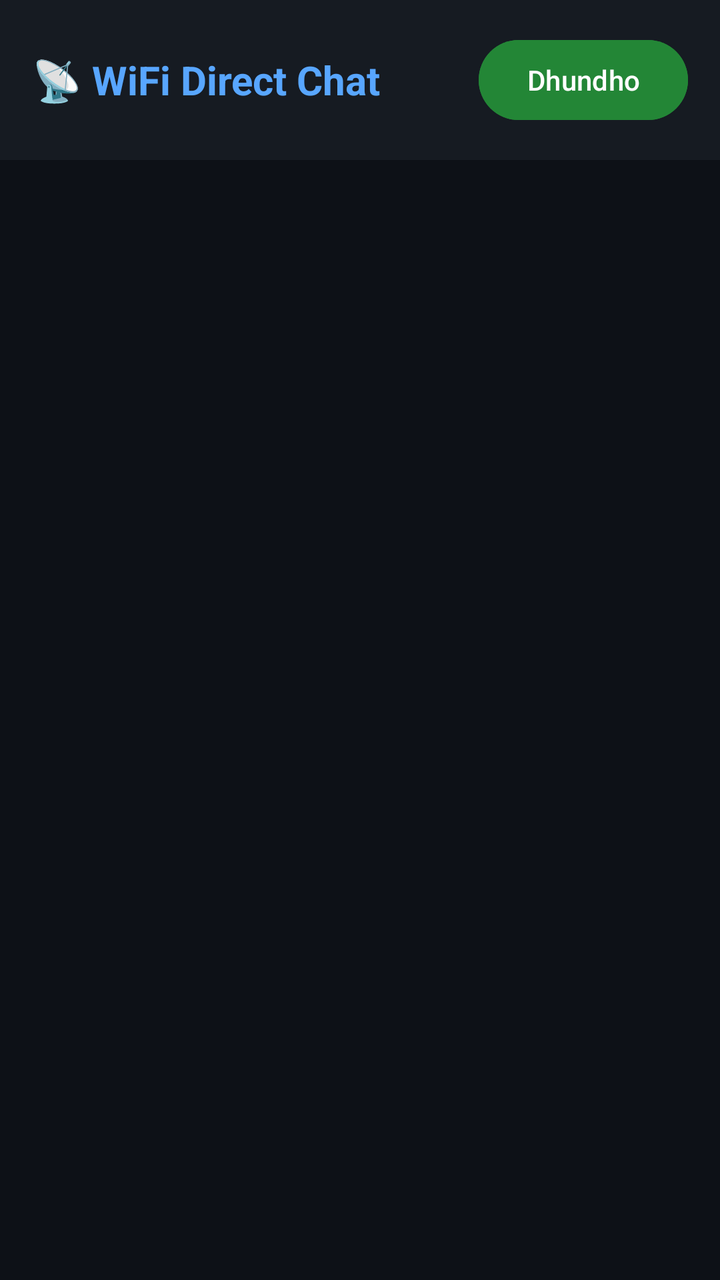
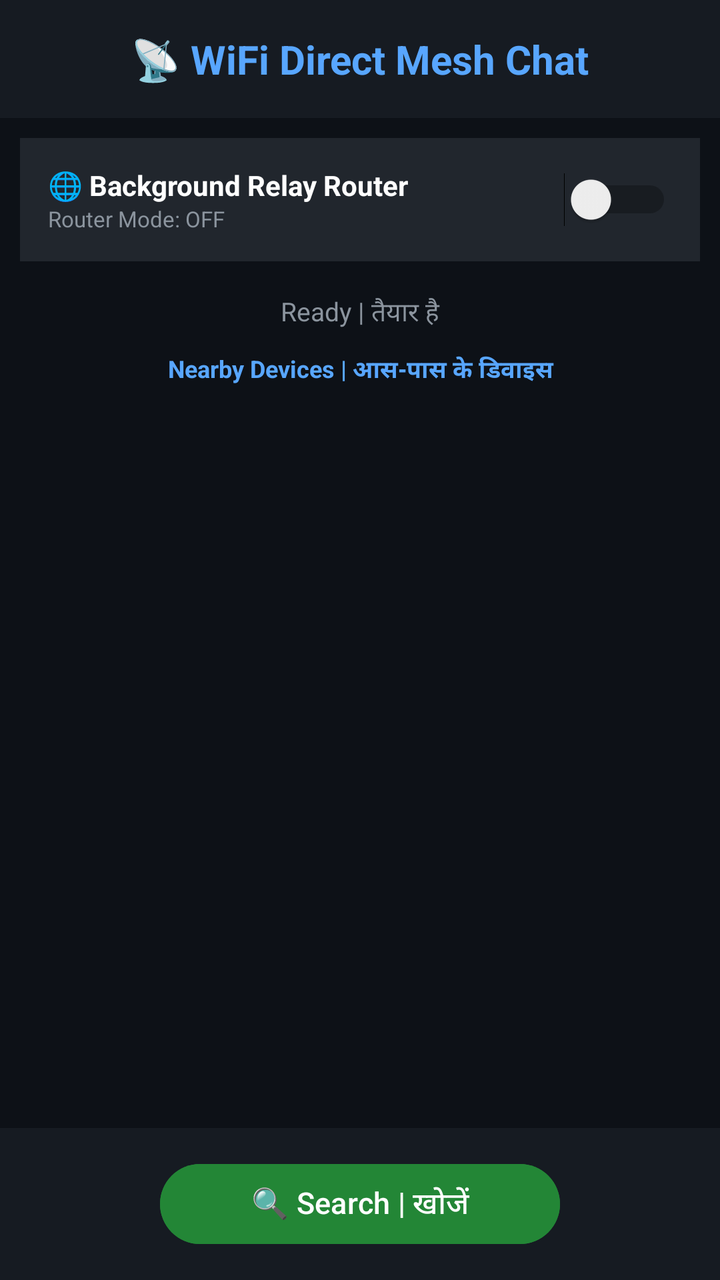

Screens rendered from an Android XML layout before and after an edit, with the pre-edit source and the edit as a unified diff.
<!-- AndroidManifest.xml: application theme Theme.WiFiDirectChat -->
<!-- res/layout/activity_main.xml -->
<?xml version="1.0" encoding="utf-8"?>
<LinearLayout xmlns:android="http://schemas.android.com/apk/res/android"
    android:layout_width="match_parent"
    android:layout_height="match_parent"
    android:background="#0D1117"
    android:orientation="horizontal">

    <LinearLayout
        android:layout_width="match_parent"
        android:layout_height="wrap_content"
        android:background="#161B22"
        android:gravity="center_vertical"
        android:orientation="horizontal"
        android:padding="16dp">

        <TextView
            android:layout_width="0dp"
            android:layout_height="wrap_content"
            android:layout_weight="1"
            android:text="📡 WiFi Direct Chat"
            android:textColor="#58A6FF"
            android:textSize="20sp"
            android:textStyle="bold" />

        <Button
            android:id="@+id/btn_discover"
            android:layout_width="wrap_content"
            android:layout_height="wrap_content"
            android:backgroundTint="#238636"
            android:text="Dhundho"
            android:textColor="#FFFFFF" />

    </LinearLayout>

    <TextView
        android:id="@+id/tv_status"
        android:layout_width="match_parent"
        android:layout_height="wrap_content"
        android:padding="12dp"
        android:text="WiFi Direct ready hai"
        android:textColor="#8B949E"
        android:textSize="13sp" />

    <TextView
        android:layout_width="match_parent"
        android:layout_height="wrap_content"
        android:paddingStart="16dp"
        android:paddingTop="4dp"
        android:text="NEARBY DEVICES:"
        android:textColor="#58A6FF"
        android:textSize="11sp"
        android:textStyle="bold" />

    <ListView
        android:id="@+id/list_peers"
        android:layout_width="match_parent"
        android:layout_height="match_parent"
        android:background="#0D1117"
        android:divider="#21262D"
        android:dividerHeight="1dp" />

</LinearLayout>
<!-- resources referenced by this layout -->
<resources>
  <style name="Theme.WiFiDirectChat" parent="Base.Theme.WiFiDirectChat" />
  <style name="Base.Theme.WiFiDirectChat" parent="Theme.Material3.DayNight.NoActionBar">
          
          
      </style>
</resources>

<!-- the commit's change to res/layout/activity_main.xml (unified diff, before → after) -->
@@ -1,34 +1,64 @@
 <?xml version="1.0" encoding="utf-8"?>
-<LinearLayout xmlns:android="http://schemas.android.com/apk/res/android"
+<LinearLayout
+    xmlns:android="http://schemas.android.com/apk/res/android"
     android:layout_width="match_parent"
     android:layout_height="match_parent"
-    android:background="#0D1117"
-    android:orientation="horizontal">
+    android:orientation="vertical"
+    android:background="#0D1117">
 
     <LinearLayout
         android:layout_width="match_parent"
         android:layout_height="wrap_content"
         android:background="#161B22"
-        android:gravity="center_vertical"
-        android:orientation="horizontal"
-        android:padding="16dp">
+        android:padding="16dp"
+        android:gravity="center">
 
         <TextView
+            android:layout_width="wrap_content"
+            android:layout_height="wrap_content"
+            android:text="📡 WiFi Direct Mesh Chat"
+            android:textSize="20sp"
+            android:textColor="#58A6FF"
+            android:textStyle="bold"/>
+
+    </LinearLayout>
+
+    <LinearLayout
+        android:layout_width="match_parent"
+        android:layout_height="wrap_content"
+        android:background="#21262D"
+        android:orientation="horizontal"
+        android:padding="14dp"
+        android:layout_margin="10dp"
+        android:gravity="center_vertical">
+
+        <LinearLayout
             android:layout_width="0dp"
             android:layout_height="wrap_content"
             android:layout_weight="1"
-            android:text="📡 WiFi Direct Chat"
-            android:textColor="#58A6FF"
-            android:textSize="20sp"
-            android:textStyle="bold" />
+            android:orientation="vertical">
 
-        <Button
-            android:id="@+id/btn_discover"
+            <TextView
+                android:layout_width="wrap_content"
+                android:layout_height="wrap_content"
+                android:text="🌐 Background Relay Router"
+                android:textColor="#FFFFFF"
+                android:textSize="14sp"
+                android:textStyle="bold"/>
+
+            <TextView
+                android:id="@+id/tv_router_status"
+                android:layout_width="wrap_content"
+                android:layout_height="wrap_content"
+                android:text="Router Mode: OFF"
+                android:textColor="#8B949E"
+                android:textSize="11sp"/>
+        </LinearLayout>
+
+        <Switch
+            android:id="@+id/switch_router"
             android:layout_width="wrap_content"
-            android:layout_height="wrap_content"
-            android:backgroundTint="#238636"
-            android:text="Dhundho"
-            android:textColor="#FFFFFF" />
+            android:layout_height="wrap_content"/>
 
     </LinearLayout>
 
@@ -36,27 +66,47 @@
         android:id="@+id/tv_status"
         android:layout_width="match_parent"
         android:layout_height="wrap_content"
-        android:padding="12dp"
-        android:text="WiFi Direct ready hai"
+        android:text="Ready | तैयार है"
         android:textColor="#8B949E"
-        android:textSize="13sp" />
+        android:gravity="center"
+        android:padding="6dp"
+        android:textSize="13sp"/>
 
     <TextView
         android:layout_width="match_parent"
         android:layout_height="wrap_content"
-        android:paddingStart="16dp"
+        android:text="Nearby Devices | आस-पास के डिवाइस"
+        android:textColor="#58A6FF"
+        android:gravity="center"
         android:paddingTop="4dp"
-        android:text="NEARBY DEVICES:"
-        android:textColor="#58A6FF"
-        android:textSize="11sp"
-        android:textStyle="bold" />
+        android:textSize="12sp"
+        android:textStyle="bold"/>
 
     <ListView
         android:id="@+id/list_peers"
         android:layout_width="match_parent"
-        android:layout_height="match_parent"
+        android:layout_height="0dp"
+        android:layout_weight="1"
         android:background="#0D1117"
         android:divider="#21262D"
-        android:dividerHeight="1dp" />
+        android:dividerHeight="1dp"/>
+
+    <LinearLayout
+        android:layout_width="match_parent"
+        android:layout_height="wrap_content"
+        android:gravity="center"
+        android:padding="14dp"
+        android:background="#161B22">
+
+        <Button
+            android:id="@+id/btn_discover"
+            android:layout_width="200dp"
+            android:layout_height="48dp"
+            android:text="🔍 Search | खोजें"
+            android:textSize="15sp"
+            android:backgroundTint="#238636"
+            android:textColor="#FFFFFF"/>
+
+    </LinearLayout>
 
 </LinearLayout>
